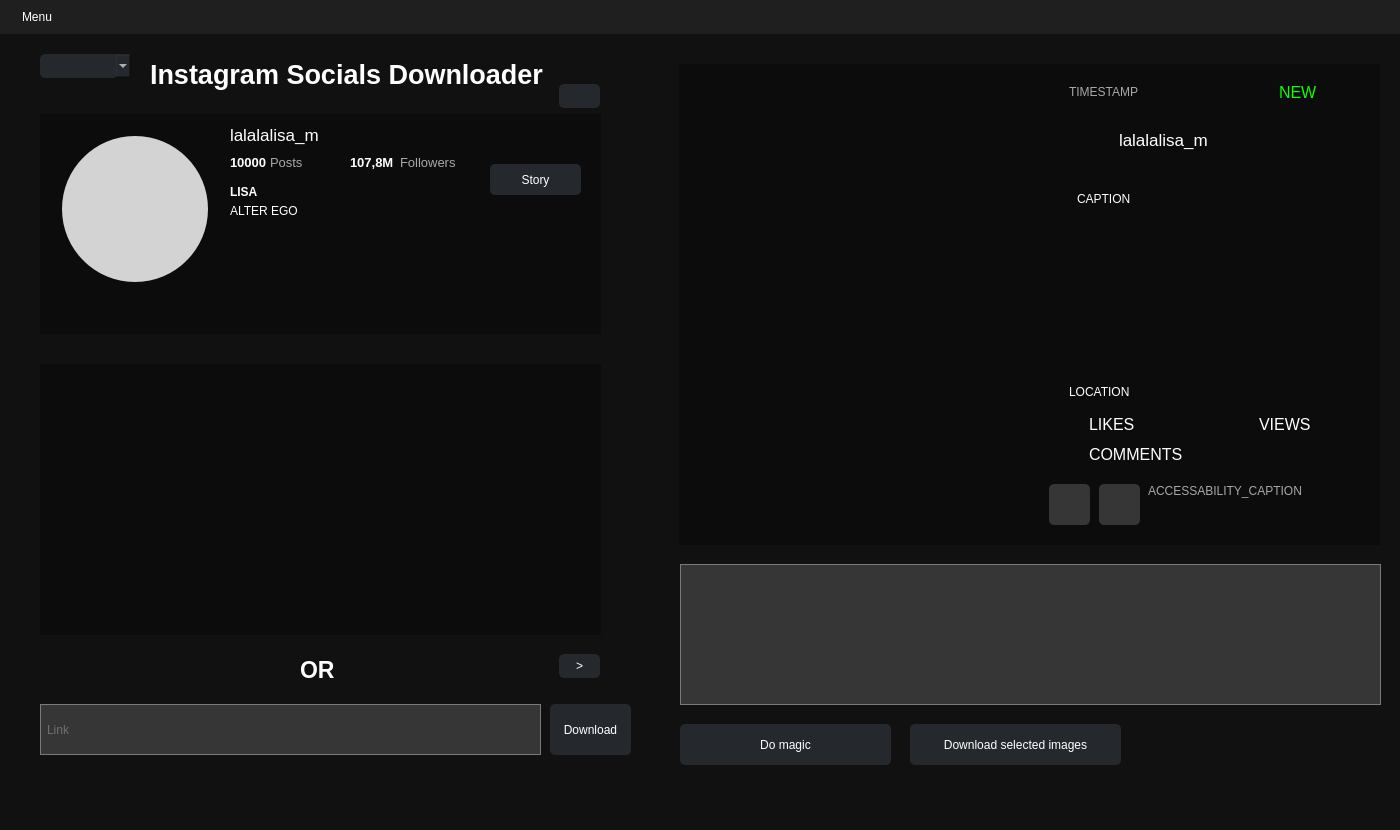
Above: src/gui/mainwindow.ui from rhewrani/Instagram-Socials-Downloader before the change. Below: the same form after it.
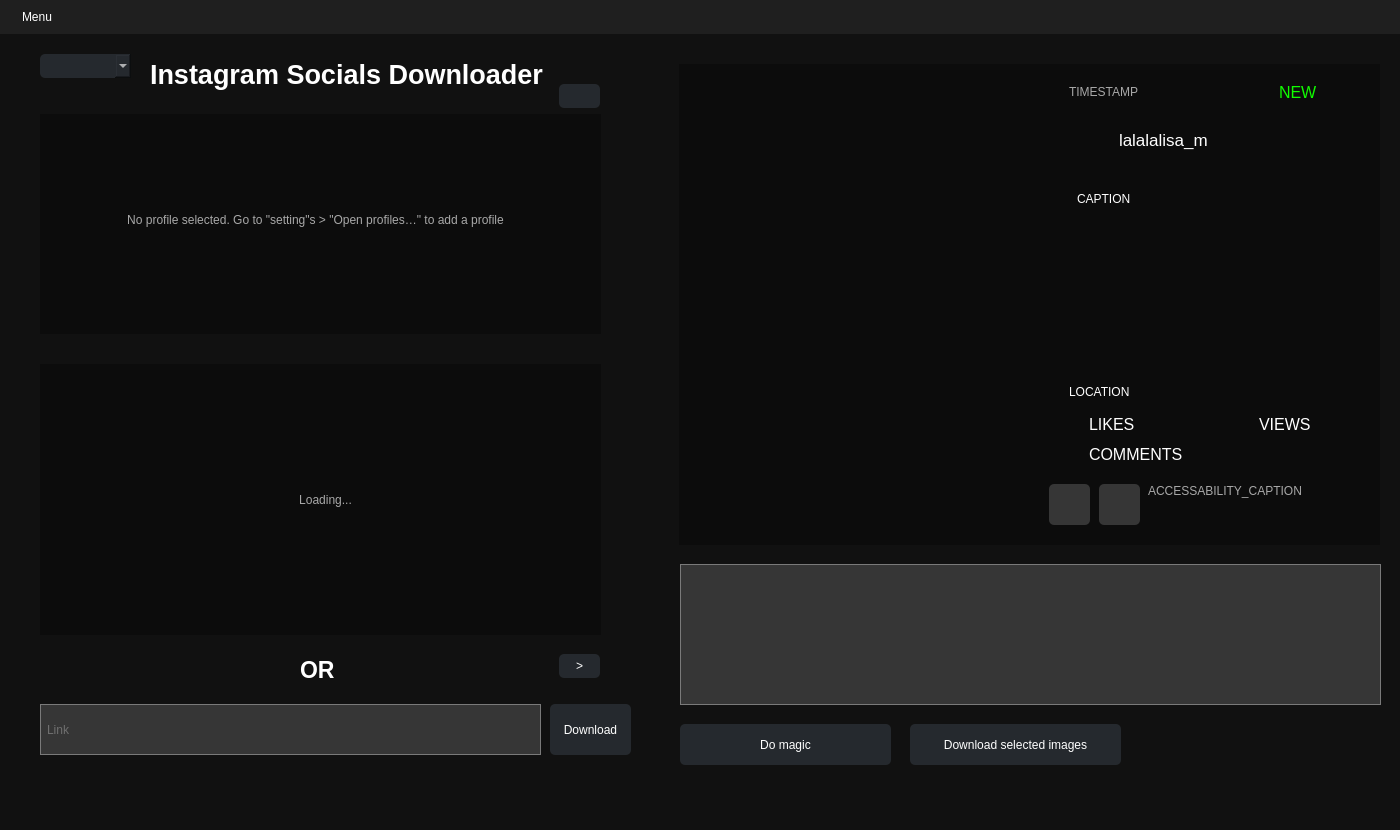
That is the form after the change. Icons and pictures are not drawn.

Commit message: fixed issues with profile window and started transition to generic app

What changed in the file:
```diff
--- a/src/gui/mainwindow.ui
+++ b/src/gui/mainwindow.ui
@@ -294,6 +294,25 @@
       <enum>QListView::ViewMode::IconMode</enum>
      </property>
     </widget>
+    <widget class="QLabel" name="INST_LBL_LOAD">
+     <property name="geometry">
+      <rect>
+       <x>80</x>
+       <y>110</y>
+       <width>411</width>
+       <height>51</height>
+      </rect>
+     </property>
+     <property name="styleSheet">
+      <string notr="true">color: #a8a8a8;</string>
+     </property>
+     <property name="text">
+      <string>Loading...</string>
+     </property>
+     <property name="alignment">
+      <set>Qt::AlignmentFlag::AlignCenter</set>
+     </property>
+    </widget>
    </widget>
    <widget class="QLabel" name="INST_LBL_OR">
     <property name="geometry">
@@ -400,7 +419,7 @@
 }</string>
     </property>
     <property name="currentIndex">
-     <number>0</number>
+     <number>1</number>
     </property>
     <widget class="QWidget" name="INST_PG_USER">
      <widget class="QLabel" name="INST_USER_PFP">
@@ -609,6 +628,27 @@
      <zorder>label</zorder>
      <zorder>INST_USER_STRY</zorder>
     </widget>
+    <widget class="QWidget" name="INST_PG_NONE">
+     <widget class="QLabel" name="INST_LBL_STS">
+      <property name="geometry">
+       <rect>
+        <x>70</x>
+        <y>80</y>
+        <width>411</width>
+        <height>51</height>
+       </rect>
+      </property>
+      <property name="styleSheet">
+       <string notr="true">color: #a8a8a8;</string>
+      </property>
+      <property name="text">
+       <string>No profile selected. Go to &quot;setting&quot;s &gt; &quot;Open profiles…&quot; to add a profile</string>
+      </property>
+      <property name="alignment">
+       <set>Qt::AlignmentFlag::AlignCenter</set>
+      </property>
+     </widget>
+    </widget>
    </widget>
    <widget class="QPushButton" name="INST_BTN_NP">
     <property name="geometry">
```
Left out of the diff: 4 changed lines with no effect on the pictures. The commit also changes 23 other files.
